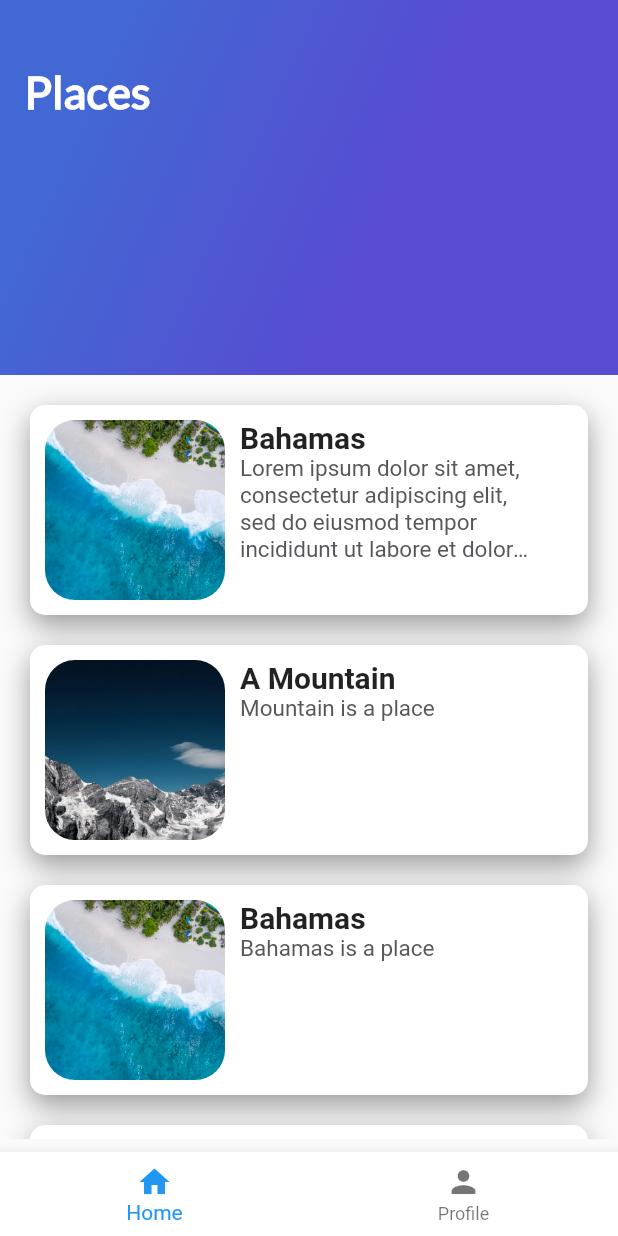
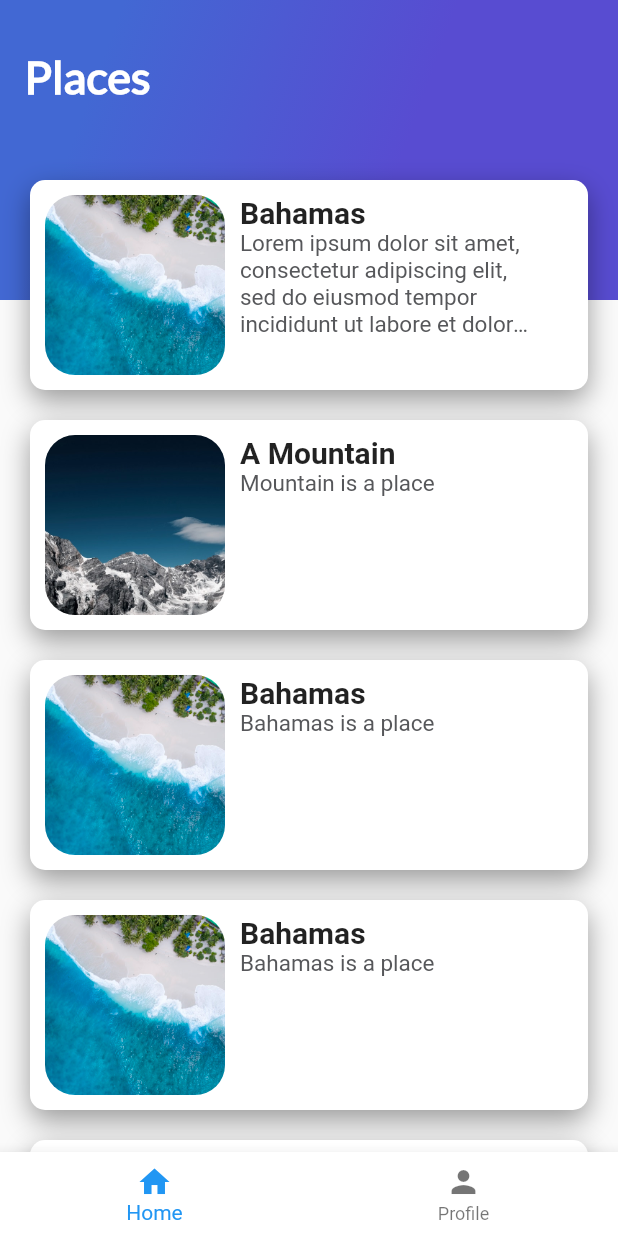
Before and after one commit to BrunoMazzocchi/Travel-app, a Flutter app: the screen it shows after launch, on a phone screen of 412 x 824 dp. Run offline on Flutter 3.47's test engine with Material 2 defaults, Android fonts, the phone set to English and light mode, and no system bars.

Commit message:
Main list
Main places list with overflow vertical

```diff
--- a/lib/views/view_all_places.dart
+++ b/lib/views/view_all_places.dart
@@ -21,10 +21,10 @@ class AllPlaces extends StatelessWidget {
           alignment: AlignmentDirectional.topStart,
 
           children: [
-            const GradientBack(title: "Places"),
+            const GradientBack(title: "Places", gradientHeight: 200,),
             Container(
-              margin: const EdgeInsets.only(top: 250.0),
-              height: queryData.size.height - 315,
+              margin: const EdgeInsets.only(top: 100.0),
+              height: queryData.size.height - 156,
               width: 600,
               child: ListView(
                 children: [
--- a/lib/widgets/gradient_back.dart
+++ b/lib/widgets/gradient_back.dart
@@ -3,16 +3,17 @@ import 'package:flutter/material.dart';
 
 class GradientBack extends StatelessWidget {
   final String title;
-
+  final double gradientHeight;
   const GradientBack({
     Key? key,
+    required this.gradientHeight,
     required this.title,
   }) : super(key: key);
 
   @override
   Widget build(BuildContext context) {
     return Container(
-      height: 250.0,
+      height: gradientHeight,
       decoration: const BoxDecoration(
         gradient: LinearGradient(
           colors: [
--- a/lib/widgets/header_app_bar.dart
+++ b/lib/widgets/header_app_bar.dart
@@ -17,7 +17,7 @@ class HeaderAppBar extends StatelessWidget {
   Widget build(BuildContext context) {
     return Stack(
       children:  const [
-        GradientBack(title: "Popular"),
+        GradientBack(title: "Popular", gradientHeight: 250.0,),
         CardImageList(),
       ],
     );
```
